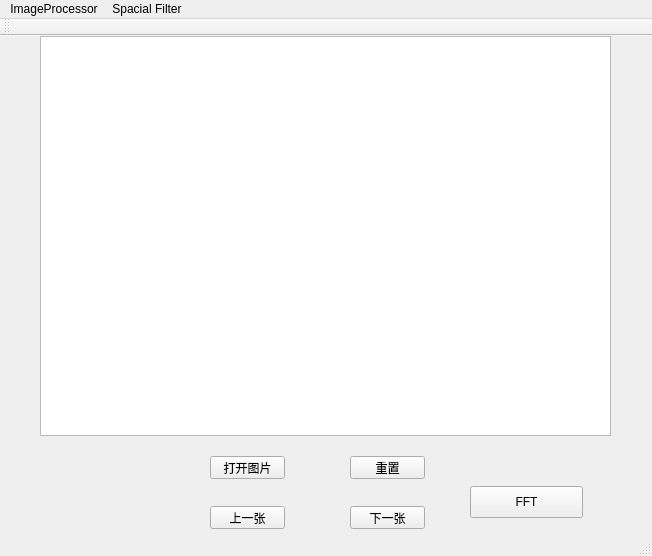
doria0219/ImageViewer, file mainwindow.ui: the form before one commit.
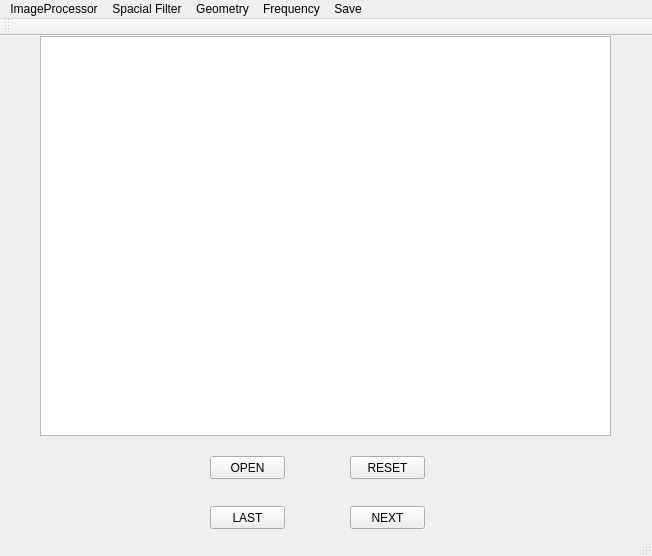
The form after the commit.

Patch:
```diff
--- a/mainwindow.ui
+++ b/mainwindow.ui
@@ -24,7 +24,7 @@
      </rect>
     </property>
     <property name="text">
-     <string>打开图片</string>
+     <string>OPEN</string>
     </property>
    </widget>
    <widget class="QGraphicsView" name="graphicsView">
@@ -47,7 +47,7 @@
      </rect>
     </property>
     <property name="text">
-     <string>上一张</string>
+     <string>LAST</string>
     </property>
    </widget>
    <widget class="QPushButton" name="btn_next">
@@ -60,7 +60,7 @@
      </rect>
     </property>
     <property name="text">
-     <string>下一张</string>
+     <string>NEXT</string>
     </property>
    </widget>
    <widget class="QPushButton" name="btn_reset">
@@ -73,20 +73,7 @@
      </rect>
     </property>
     <property name="text">
-     <string>重置</string>
-    </property>
-   </widget>
-   <widget class="QPushButton" name="btn_FFT">
-    <property name="geometry">
-     <rect>
-      <x>470</x>
-      <y>450</y>
-      <width>113</width>
-      <height>32</height>
-     </rect>
-    </property>
-    <property name="text">
-     <string>FFT</string>
+     <string>RESET</string>
     </property>
    </widget>
   </widget>
@@ -124,8 +111,31 @@
     <addaction name="actionCorrosion_Filter"/>
     <addaction name="actionCorrosion_Filter_RGB"/>
    </widget>
+   <widget class="QMenu" name="menuGeometry">
+    <property name="title">
+     <string>Geometry</string>
+    </property>
+    <addaction name="actionRotation"/>
+   </widget>
+   <widget class="QMenu" name="menuFrequency">
+    <property name="title">
+     <string>Frequency</string>
+    </property>
+    <addaction name="actionFFT"/>
+    <addaction name="actionLP_filter"/>
+    <addaction name="actionHP_filter"/>
+   </widget>
+   <widget class="QMenu" name="menuSave">
+    <property name="title">
+     <string>Save</string>
+    </property>
+    <addaction name="actionsave_image"/>
+   </widget>
    <addaction name="menuImageProcessor"/>
    <addaction name="menuSpacial_Filter"/>
+   <addaction name="menuGeometry"/>
+   <addaction name="menuFrequency"/>
+   <addaction name="menuSave"/>
   </widget>
   <widget class="QToolBar" name="mainToolBar">
    <attribute name="toolBarArea">
```
Left out of the diff: 25 changed lines with no effect on the pictures.
